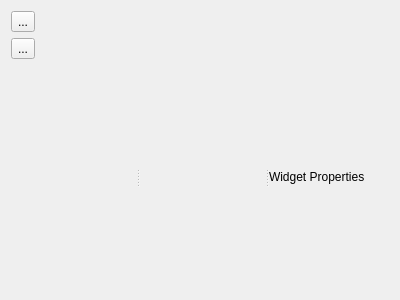
This is src/ui/qgsattributesformproperties.ui in qgis/QGIS as Qt 5 draws it before an edit. The edited form follows.
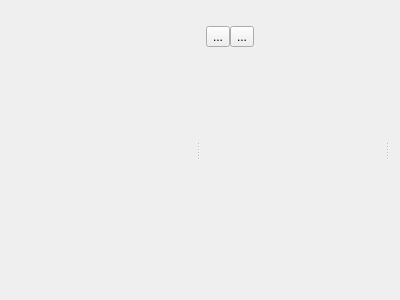
This is the edited form. Icons and pictures are not drawn.

```diff
--- a/src/ui/qgsattributesformproperties.ui
+++ b/src/ui/qgsattributesformproperties.ui
@@ -13,7 +13,54 @@
   <property name="windowTitle">
    <string>Form</string>
   </property>
+  <layout class="QGridLayout" name="gridLayout">
+   <item row="0" column="0">
+    <widget class="QSplitter" name="splitter">
+     <property name="orientation">
+      <enum>Qt::Horizontal</enum>
+     </property>
+     <widget class="QWidget" name="mDragListWidget" native="true"/>
+     <widget class="QWidget" name="widget_2" native="true">
   <layout class="QVBoxLayout" name="verticalLayout">
+       <property name="spacing">
+        <number>0</number>
+       </property>
+       <property name="leftMargin">
+        <number>6</number>
+       </property>
+       <property name="topMargin">
+        <number>6</number>
+       </property>
+       <property name="rightMargin">
+        <number>6</number>
+       </property>
+       <property name="bottomMargin">
+        <number>6</number>
+       </property>
+       <item>
+        <widget class="QWidget" name="widget" native="true">
+         <property name="maximumSize">
+          <size>
+           <width>16777215</width>
+           <height>40</height>
+          </size>
+         </property>
+         <layout class="QHBoxLayout" name="horizontalLayout">
+          <property name="spacing">
+           <number>0</number>
+          </property>
+          <property name="leftMargin">
+           <number>0</number>
+          </property>
+          <property name="topMargin">
+           <number>0</number>
+          </property>
+          <property name="rightMargin">
+           <number>0</number>
+          </property>
+          <property name="bottomMargin">
+           <number>0</number>
+          </property>
    <item>
     <widget class="QToolButton" name="mRemoveTabOrGroupButton">
      <property name="text">
@@ -37,23 +84,29 @@
     </widget>
    </item>
    <item>
-    <widget class="QSplitter" name="splitter">
+           <spacer name="horizontalSpacer">
      <property name="orientation">
       <enum>Qt::Horizontal</enum>
      </property>
-     <widget class="QWidget" name="mDragListWidget" native="true"/>
+            <property name="sizeHint" stdset="0">
+             <size>
+              <width>40</width>
+              <height>20</height>
+             </size>
+            </property>
+           </spacer>
+          </item>
+         </layout>
+        </widget>
+       </item>
+       <item>
      <widget class="QWidget" name="mDropListWidget" native="true"/>
-     <widget class="QWidget" name="mOptionsWidget" native="true">
-      <layout class="QGridLayout" name="gridLayout_2">
-       <item row="0" column="0">
-        <widget class="QLabel" name="Testlable">
-         <property name="text">
-          <string>Widget Properties</string>
-         </property>
-        </widget>
        </item>
       </layout>
      </widget>
+     <widget class="QWidget" name="mAttributeTypeFrame" native="true">
+      <layout class="QGridLayout" name="gridLayout_2"/>
+     </widget>
     </widget>
    </item>
   </layout>
```
Lines whose indentation alone changed are shown as unchanged.
